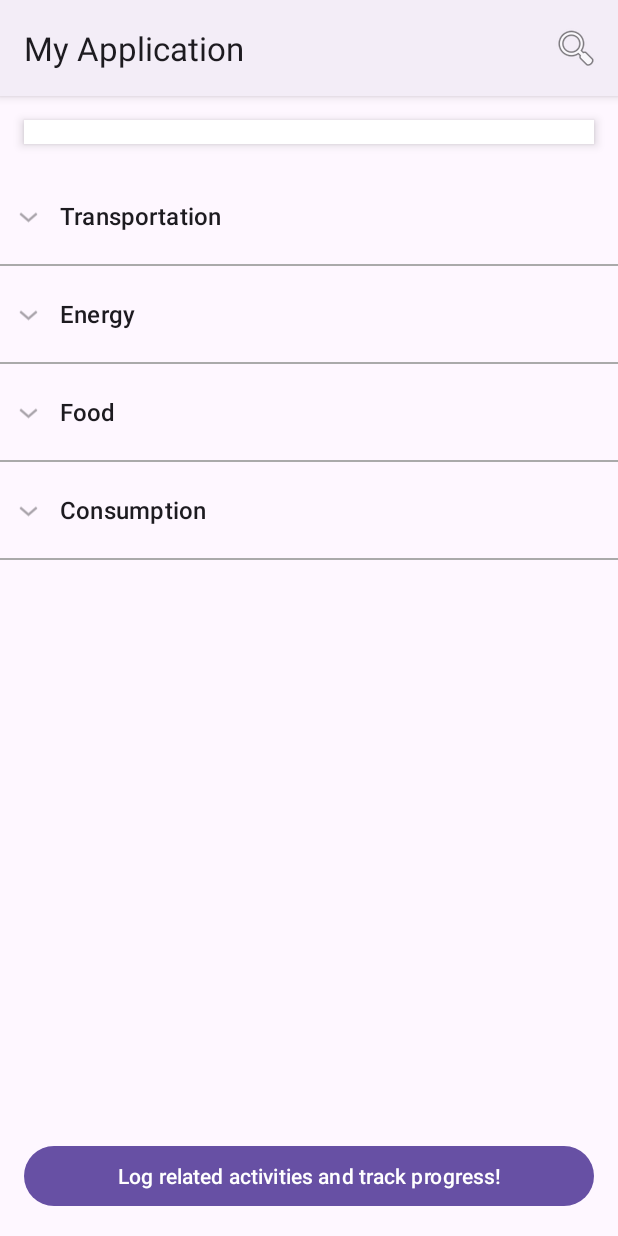
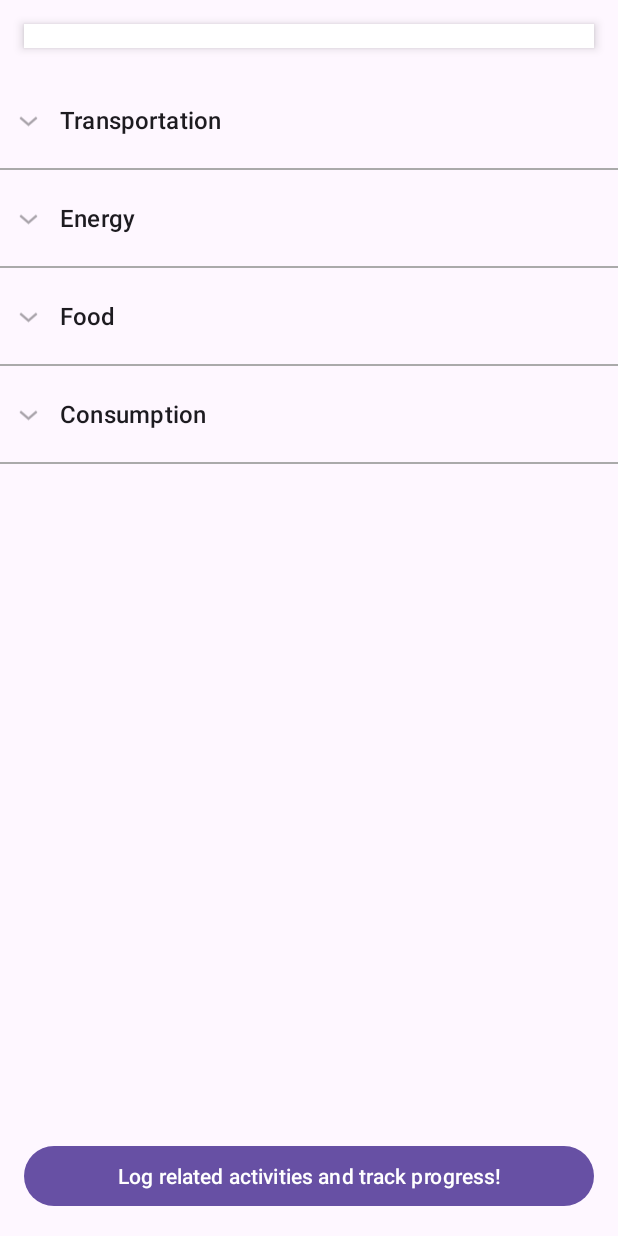
Before and after one commit to KaenKaslana/CSCB07-Software-Design-Project, an Android app: the MenuActivity screen opened directly, with no data from a screen before it, on a phone screen of 412 x 824 dp. Run offline under Robolectric (Android 15) with nearby library versions, the phone set to English and light mode, and no system bars; our stand-ins replace Firebase (no records; nobody signed in at launch, a user with empty details on screens opened directly).

Commit message:
feat:Added new theme

```diff
--- a/ProjectStarter/app/src/main/AndroidManifest.xml
+++ b/ProjectStarter/app/src/main/AndroidManifest.xml
@@ -42,9 +42,10 @@
         <activity
             android:name=".ForgetPassword"
             android:exported="true" />
-        <activity android:name=".MenuActivity">
+        <activity android:name=".MenuActivity"
+                    android:exported = "true"/>
 
-        </activity>
+
 
         <activity android:name=".ProgressBarActivity">
 
--- a/ProjectStarter/app/src/main/java/com/example/myapplication/MenuActivity.java
+++ b/ProjectStarter/app/src/main/java/com/example/myapplication/MenuActivity.java
@@ -70,6 +70,7 @@ public class MenuActivity extends AppCompatActivity {
         super.onCreate(savedInstanceState);
         setContentView(R.layout.activity_menu);
         FirebaseApp.initializeApp(this);
+        setTheme(R.style.Theme_MyApplication_PageSpecific);
 
         // Get current user
         FirebaseAuth auth = FirebaseAuth.getInstance();
--- a/ProjectStarter/app/src/main/res/values/themes.xml
+++ b/ProjectStarter/app/src/main/res/values/themes.xml
@@ -1,8 +1,13 @@
 <resources xmlns:tools="http://schemas.android.com/tools">
     <!-- Base application theme. -->
-    <style name="Base.Theme.MyApplication" parent="Theme.Material3.DayNight">
-        <!-- Customize your light theme here. -->
-        <!-- <item name="colorPrimary">@color/my_light_primary</item> -->
+    <style name="Base.Theme.MyApplication" parent="Theme.Material3.DayNight.NoActionBar">
     </style>
+
     <style name="Theme.MyApplication" parent="Base.Theme.MyApplication" />
+
+    <style name="Theme.MyApplication.PageSpecific" parent="Theme.Material3.DayNight">
+        <!-- Customize specific page theme here -->
+        <item name="colorPrimary">#FF6200EE</item>
+        <item name="colorAccent">#FF03DAC5</item>
+    </style>
 </resources>
```
